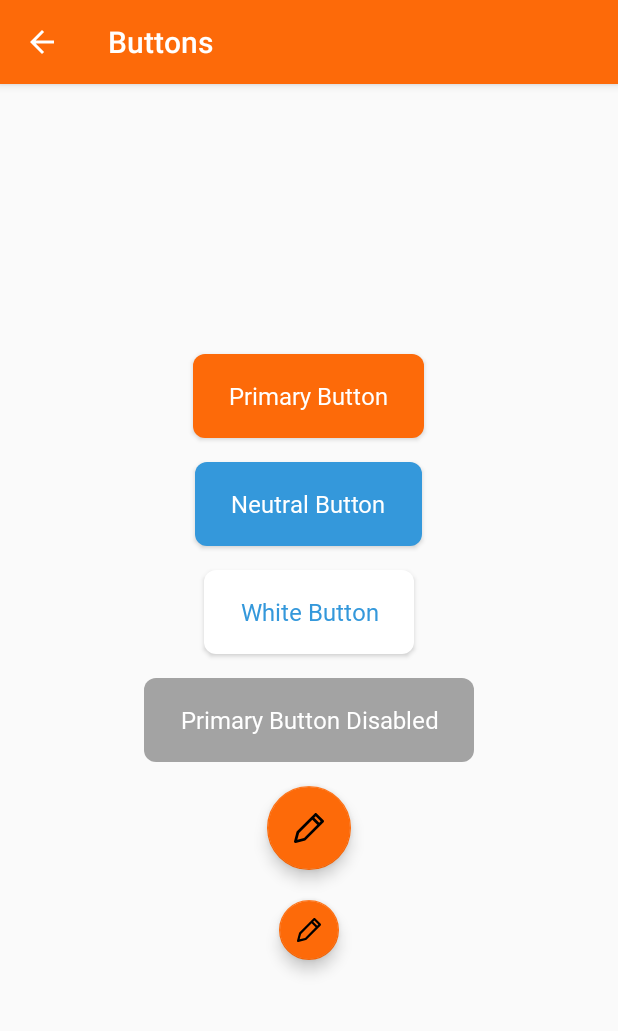
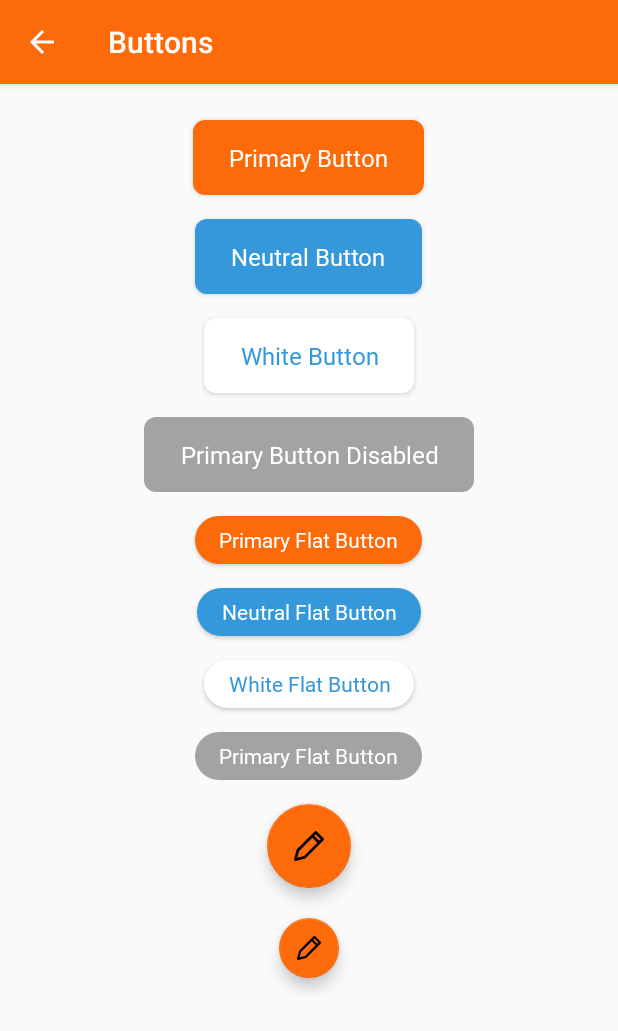
Before and after one commit to CraveFood/farmblocks-android, an Android app: the ButtonsActivity screen opened directly, with no data from a screen before it, on a phone screen of 412 x 824 dp. Shown: the top 1031 px of the screen. Run offline under Robolectric (Android 15) with nearby library versions, the phone set to English and light mode, and no system bars.

Commit message:
Implement Flat buttons and change all MaterialButton to Button
farmblocks-android issue: 3

That is because the MaterialButton is hard to stylize it, different than Button

```diff
--- a/app/src/main/res/layout/activity_buttons.xml
+++ b/app/src/main/res/layout/activity_buttons.xml
@@ -1,36 +1,66 @@
 <?xml version="1.0" encoding="utf-8"?>
-<LinearLayout
+<ScrollView
 	xmlns:android="http://schemas.android.com/apk/res/android"
 	xmlns:tools="http://schemas.android.com/tools"
 	android:layout_width="match_parent"
 	android:layout_height="match_parent"
+	tools:context=".ButtonsActivity">
+
+	<LinearLayout
+		android:layout_width="match_parent"
+		android:layout_height="wrap_content"
 		android:gravity="center"
 		android:orientation="vertical"
-	tools:context=".ButtonsActivity">
+		android:padding="16dp">
 
-	<com.google.android.material.button.MaterialButton
+		<Button
 			style="@style/FarmBlocks.Button.Primary"
 			android:layout_margin="8dp"
 			android:text="Primary Button"
 			tools:ignore="HardcodedText" />
 
-	<com.google.android.material.button.MaterialButton
+		<Button
 			style="@style/FarmBlocks.Button.Neutral"
 			android:layout_margin="8dp"
 			android:text="Neutral Button"
 			tools:ignore="HardcodedText" />
 
-	<com.google.android.material.button.MaterialButton
+		<Button
 			style="@style/FarmBlocks.Button.White"
 			android:layout_margin="8dp"
 			android:text="White Button"
 			tools:ignore="HardcodedText" />
 
-	<com.google.android.material.button.MaterialButton
+		<Button
 			style="@style/FarmBlocks.Button.Primary"
 			android:layout_margin="8dp"
 			android:enabled="false"
 			android:text="Primary Button Disabled"
+			tools:ignore="HardcodedText" />
+
+		<Button
+			style="@style/FarmBlocks.ButtonFlat.Primary"
+			android:layout_margin="8dp"
+			android:text="Primary Flat Button"
+			tools:ignore="HardcodedText" />
+
+		<Button
+			style="@style/FarmBlocks.ButtonFlat.Neutral"
+			android:layout_margin="8dp"
+			android:text="Neutral Flat Button"
+			tools:ignore="HardcodedText" />
+
+		<Button
+			style="@style/FarmBlocks.ButtonFlat.White"
+			android:layout_margin="8dp"
+			android:text="White Flat Button"
+			tools:ignore="HardcodedText" />
+
+		<Button
+			style="@style/FarmBlocks.ButtonFlat.Primary"
+			android:layout_margin="8dp"
+			android:enabled="false"
+			android:text="Primary Flat Button"
 			tools:ignore="HardcodedText" />
 
 		<com.google.android.material.floatingactionbutton.FloatingActionButton
@@ -44,3 +74,5 @@
 			android:src="@drawable/ic_edit" />
 
 	</LinearLayout>
+
+</ScrollView>
--- /dev/null
+++ b/components/src/main/res/drawable/button_flat_ripple_background.xml
@@ -0,0 +1,6 @@
+<?xml version="1.0" encoding="utf-8"?>
+<ripple
+	xmlns:android="http://schemas.android.com/apk/res/android"
+	android:color="#B3ECECEC">
+	<item android:drawable="@drawable/button_flat_shape_background" />
+</ripple>
--- /dev/null
+++ b/components/src/main/res/drawable/button_flat_shape_background.xml
@@ -0,0 +1,7 @@
+<?xml version="1.0" encoding="utf-8"?>
+<shape
+	xmlns:android="http://schemas.android.com/apk/res/android"
+	android:shape="rectangle">
+	<corners android:radius="56dp" />
+	<solid android:color="@android:color/white" />
+</shape>
--- /dev/null
+++ b/components/src/main/res/drawable/button_ripple_background.xml
@@ -0,0 +1,6 @@
+<?xml version="1.0" encoding="utf-8"?>
+<ripple
+	xmlns:android="http://schemas.android.com/apk/res/android"
+	android:color="#B3ECECEC">
+	<item android:drawable="@drawable/button_shape_background" />
+</ripple>
--- a/components/src/main/res/values/button_styles.xml
+++ b/components/src/main/res/values/button_styles.xml
@@ -3,9 +3,9 @@
 
 	<style name="FarmBlocks.Button" parent="Widget.MaterialComponents.Button">
 		<item name="android:textAppearance">@style/FarmBlocks.TextStyle.Button</item>
-		<item name="android:background">@drawable/button_shape_background</item>
+		<item name="android:background">@drawable/button_ripple_background</item>
 		<item name="android:layout_width">wrap_content</item>
-		<item name="android:layout_height">56dp</item>
+		<item name="android:layout_height">50dp</item>
 		<item name="android:paddingStart">24dp</item>
 		<item name="android:paddingEnd">24dp</item>
 		<item name="android:elevation">2dp</item>
@@ -43,4 +43,31 @@
 		<item name="fabSize">mini</item>
 	</style>
 
+	<style name="FarmBlocks.ButtonFlat" parent="Widget.MaterialComponents.Button">
+		<item name="android:textAppearance">@style/FarmBlocks.TextStyle.Button</item>
+		<item name="android:textSize">14sp</item>
+		<item name="android:background">@drawable/button_flat_ripple_background</item>
+		<item name="android:layout_width">wrap_content</item>
+		<item name="android:layout_height">32dp</item>
+		<item name="android:paddingStart">16dp</item>
+		<item name="android:paddingEnd">16dp</item>
+		<item name="android:elevation">0dp</item>
+		<item name="android:textAllCaps">false</item>
+	</style>
+
+	<style name="FarmBlocks.ButtonFlat.Primary">
+		<item name="backgroundTint">@color/button_primary_background</item>
+		<item name="android:textColor">@color/button_primary_text</item>
+	</style>
+
+	<style name="FarmBlocks.ButtonFlat.Neutral">
+		<item name="backgroundTint">@color/button_neutral_background</item>
+		<item name="android:textColor">@color/button_neutral_text</item>
+	</style>
+
+	<style name="FarmBlocks.ButtonFlat.White">
+		<item name="backgroundTint">@color/button_white_background</item>
+		<item name="android:textColor">@color/button_white_text</item>
+	</style>
+
 </resources>
```
Lines whose indentation alone changed are shown as unchanged.
